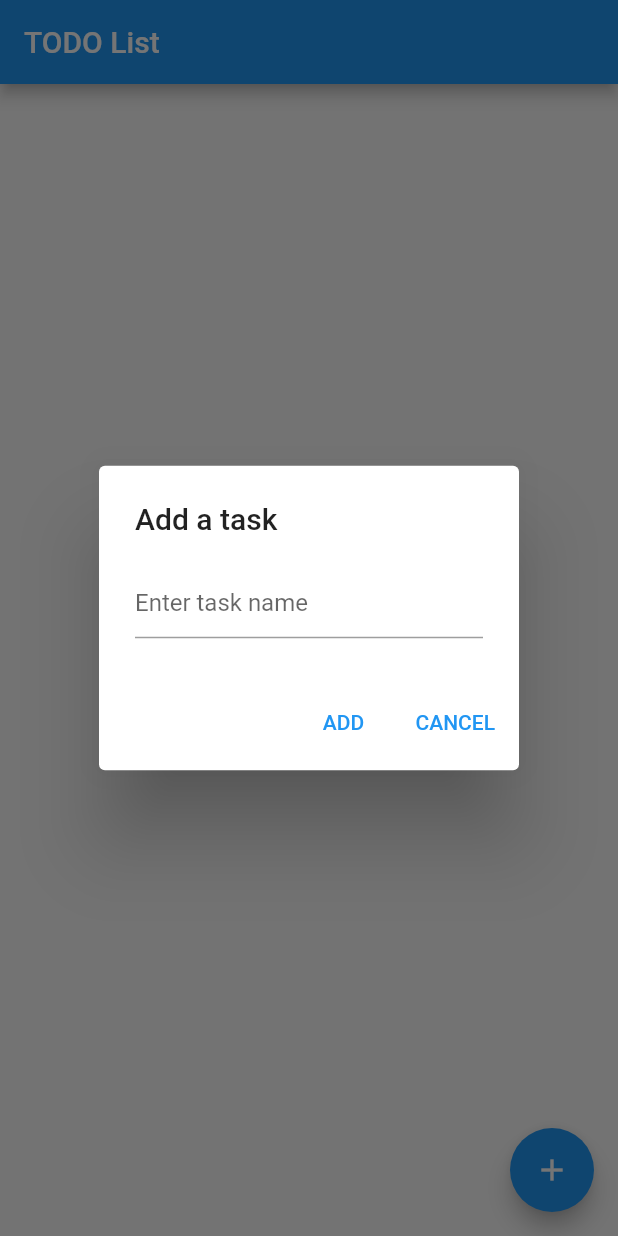
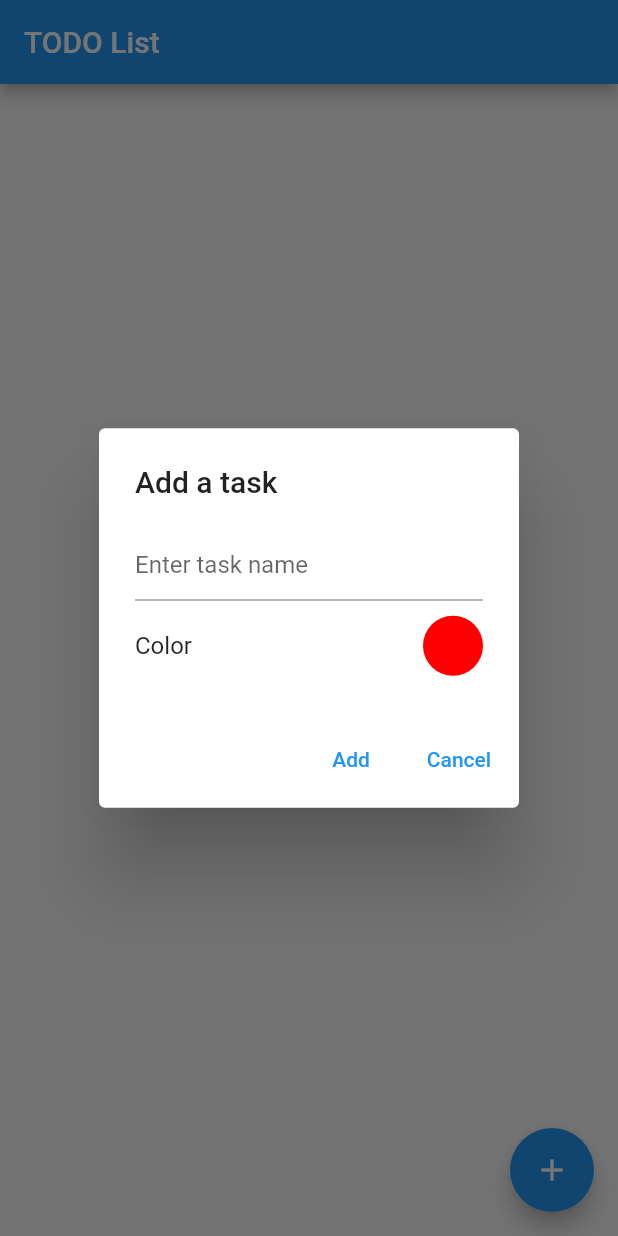
Before and after one commit to priyankgandhi0/todo_app, a Flutter app: the screen it shows after launch, after a tap on the "add" icon, on a phone screen of 412 x 824 dp. Run offline on Flutter 3.47's test engine with Material 2 defaults, Android fonts, the phone set to English and light mode, and no system bars; our stand-ins replace flutter_colorpicker, get.

Commit message:
color picker added

```diff
--- a/lib/getx/todo_list_controller.dart
+++ b/lib/getx/todo_list_controller.dart
@@ -1,18 +1,29 @@
 import 'dart:async';
+import 'dart:math';
 
+import 'package:flutter/material.dart';
 import 'package:get/get.dart';
 import 'package:todo_app/models/todo_item.dart';
+import 'package:todo_app/widgets/add_task_dialog.dart';
 
 class TodoListController extends GetxController {
+  final TextEditingController _textFieldController = TextEditingController();
   List<TodoItem> todoList = [];
   final String updateList = "updateList";
   final String updateTime = "updateTime";
+  final String updateColor = "updateColor";
   int selectedTask = -1;
   Timer? timer;
   List<String> imageAssets = ["assets/1.png", "assets/2.png", "assets/3.png"];
+  Color selectedColor = const Color(0XFFFF0000);
+  Color pickerColor = const Color(0XFFFF0000);
 
-  void addTask(String title) {
-    TodoItem todoItem = TodoItem(name: title, time: Duration.zero);
+  void _addTask() {
+    TodoItem todoItem = TodoItem(
+        name: _textFieldController.text,
+        time: Duration.zero,
+        color: selectedColor,
+    image: imageAssets[Random().nextInt(3)]);
     todoList.add(todoItem);
     update([updateList]);
   }
@@ -25,7 +36,7 @@ class TodoListController extends GetxController {
 
   bool checkCurrentTimerRunning(int index) {
     if (selectedTask != -1) {
-      stopTimer(index);
+      stopTimer(selectedTask);
       if (selectedTask != index) {
         startTimer(index);
       } else {
@@ -55,4 +66,42 @@ class TodoListController extends GetxController {
     timer?.cancel();
     todoList[position].isRunning.value = false;
   }
+
+  Future<AlertDialog?> displayDialog(BuildContext context) async {
+    return showDialog(
+        context: context,
+        builder: (BuildContext context) {
+          return AlertDialog(
+            title: const Text("Add a task"),
+            content: AddTaskDialog(
+              textFieldController: _textFieldController,
+              onChange: (color) {
+                pickerColor = color;
+              },
+              onSelect: (color) {
+                selectedColor = pickerColor;
+                Navigator.of(context).pop();
+                update([updateColor]);
+              },
+              pickerColor: pickerColor,
+            ),
+            actions: <Widget>[
+              TextButton(
+                child: const Text("Add"),
+                onPressed: () {
+                  Navigator.of(context).pop();
+                  _addTask();
+                  _textFieldController.clear();
+                },
+              ),
+              TextButton(
+                child: const Text("Cancel"),
+                onPressed: () {
+                  Navigator.of(context).pop();
+                },
+              )
+            ],
+          );
+        });
+  }
 }
--- a/lib/models/todo_item.dart
+++ b/lib/models/todo_item.dart
@@ -1,20 +1,19 @@
+import 'dart:ui';
+
 import 'package:get/get.dart';
 
 class TodoItem {
-  TodoItem({required this.name, required this.time, this.timeToString});
+  TodoItem(
+      {required this.name,
+      required this.time,
+      required this.color,
+      required this.image,
+      this.timeToString});
 
   final String name;
   Duration time;
+  final Color color;
+  final String image;
   String? timeToString = "";
   RxBool isRunning = false.obs;
-
-  factory TodoItem.fromJson(Map<String, dynamic> json) => TodoItem(
-        name: json["name"],
-        time: json["time"],
-      );
-
-  Map<String, dynamic> toJson() => {
-        "name": name,
-        "time": time,
-      };
 }
--- /dev/null
+++ b/lib/widgets/add_task_dialog.dart
@@ -0,0 +1,79 @@
+import 'package:flutter/material.dart';
+import 'package:flutter_colorpicker/flutter_colorpicker.dart';
+import 'package:get/get.dart';
+import 'package:todo_app/getx/todo_list_controller.dart';
+
+class AddTaskDialog extends StatelessWidget {
+  final TextEditingController textFieldController;
+  final Function(Color color) onChange;
+  final Function(Color color) onSelect;
+  final Color? pickerColor;
+
+  const AddTaskDialog(
+      {Key? key,
+      required this.textFieldController,
+      required this.onChange,
+      required this.onSelect,
+      this.pickerColor})
+      : super(key: key);
+
+  @override
+  Widget build(BuildContext context) {
+    TodoListController todoListController = Get.find();
+    return Wrap(
+      children: [
+        TextField(
+          controller: textFieldController,
+          decoration: const InputDecoration(hintText: "Enter task name"),
+        ),
+        Row(
+          mainAxisAlignment: MainAxisAlignment.spaceBetween,
+          children: [
+            const Text("Color"),
+            InkWell(
+              onTap: () async {
+                return showDialog(
+                  context: context,
+                  builder: (BuildContext context) {
+                    return AlertDialog(
+                      title: const Text("Pick a color"),
+                      content: SingleChildScrollView(
+                        child: ColorPicker(
+                          pickerColor: pickerColor!,
+                          onColorChanged: (color) {
+                            onChange(color);
+                          },
+                        ),
+                      ),
+                      actions: <Widget>[
+                        ElevatedButton(
+                          child: const Text("Okay"),
+                          onPressed: () {
+                            onSelect(pickerColor!);
+                          },
+                        ),
+                      ],
+                    );
+                  },
+                );
+              },
+              child: GetBuilder<TodoListController>(
+                id: todoListController.updateColor,
+                builder: (controller) {
+                  return Container(
+                    height: 40,
+                    width: 40,
+                    decoration: BoxDecoration(
+                      borderRadius: BorderRadius.circular(50),
+                      color: todoListController.selectedColor,
+                    ),
+                  );
+                },
+              ),
+            )
+          ],
+        ).paddingOnly(top: 10)
+      ],
+    );
+  }
+}
--- a/pubspec.yaml
+++ b/pubspec.yaml
@@ -37,6 +37,9 @@ dependencies:
 
   #state_management
   get: ^4.6.1
+
+  #color_picker
+  flutter_colorpicker: ^1.0.3
 
 dev_dependencies:
   flutter_test:
```
Also changed, not shown: lib/screens/todo_list.dart (+10 -101 lines), lib/widgets/task_row.dart (added, +80 -0 lines), assets/1.png, assets/2.png, assets/3.png, pubspec.lock.
